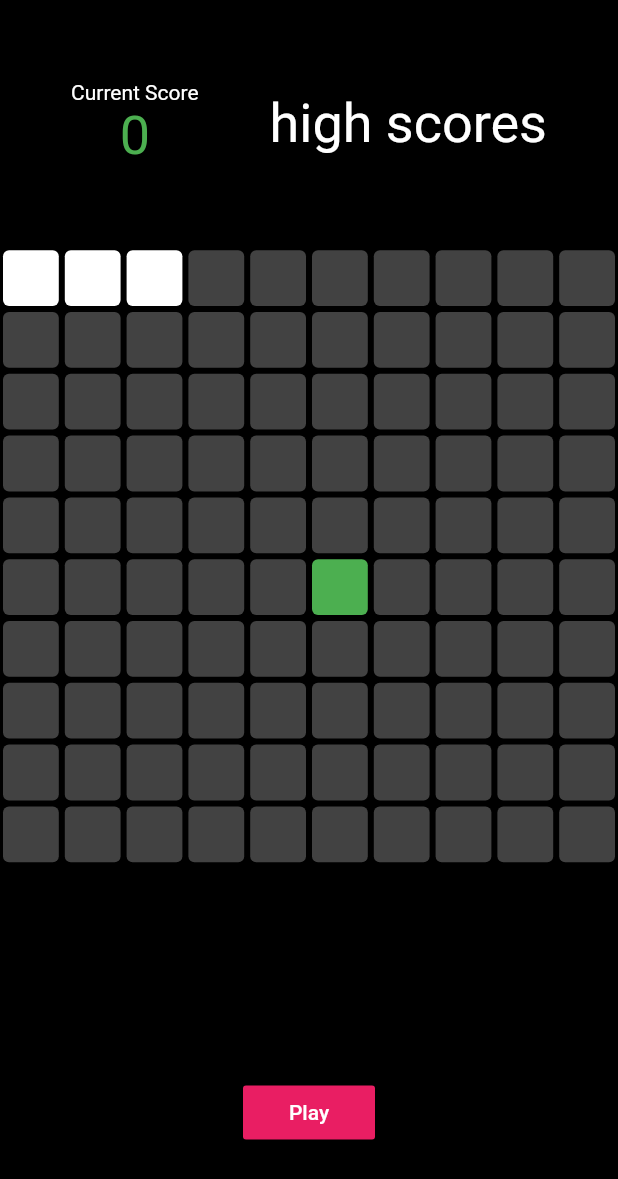
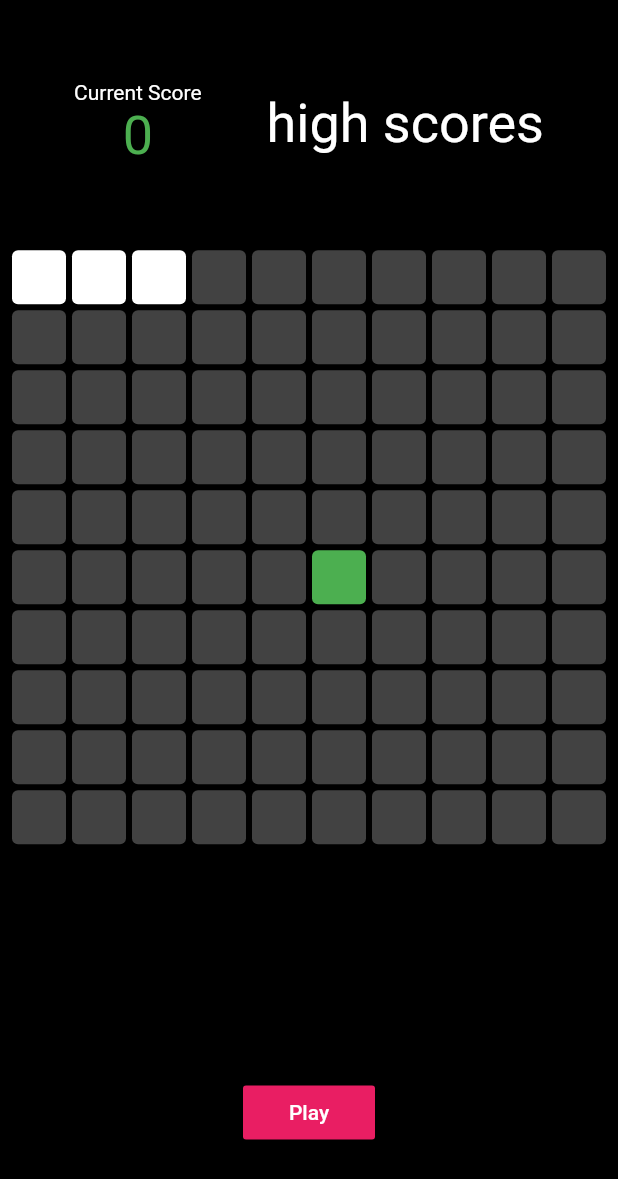
Before and after one commit to ashrafsayed2018/snake-game, a Flutter app: the screen it shows after launch, on a phone screen of 412 x 824 dp. Shown: the top 1179 px of the screen. Run offline on Flutter 3.47's test engine with Material 2 defaults, Android fonts, the phone set to English and light mode, and no system bars; our stand-ins replace firebase_core; accounts and stored records are empty.

Commit message:
adjusting screen for the web

```diff
--- a/lib/home_page.dart
+++ b/lib/home_page.dart
@@ -201,9 +201,17 @@ class _HomePageState extends State<HomePage> {
 
   @override
   Widget build(BuildContext context) {
+    // get the screen width
+
+    double screenWidth = MediaQuery.of(context).size.width;
+    double screenHeight = MediaQuery.of(context).size.height;
     return Scaffold(
         backgroundColor: Colors.black,
-        body: Column(
+        body: Container(
+          width: screenWidth > 400 ? 400 : screenWidth,
+          margin: EdgeInsets.symmetric(
+              horizontal: screenWidth > 400 ? (screenWidth - 400) / 2 : 0),
+          child: Column(
             children: [
               // high scores
 
@@ -288,6 +296,7 @@ class _HomePageState extends State<HomePage> {
                 ),
               )
             ],
+          ),
         ));
   }
 }
```
Lines whose indentation alone changed are shown as unchanged.
